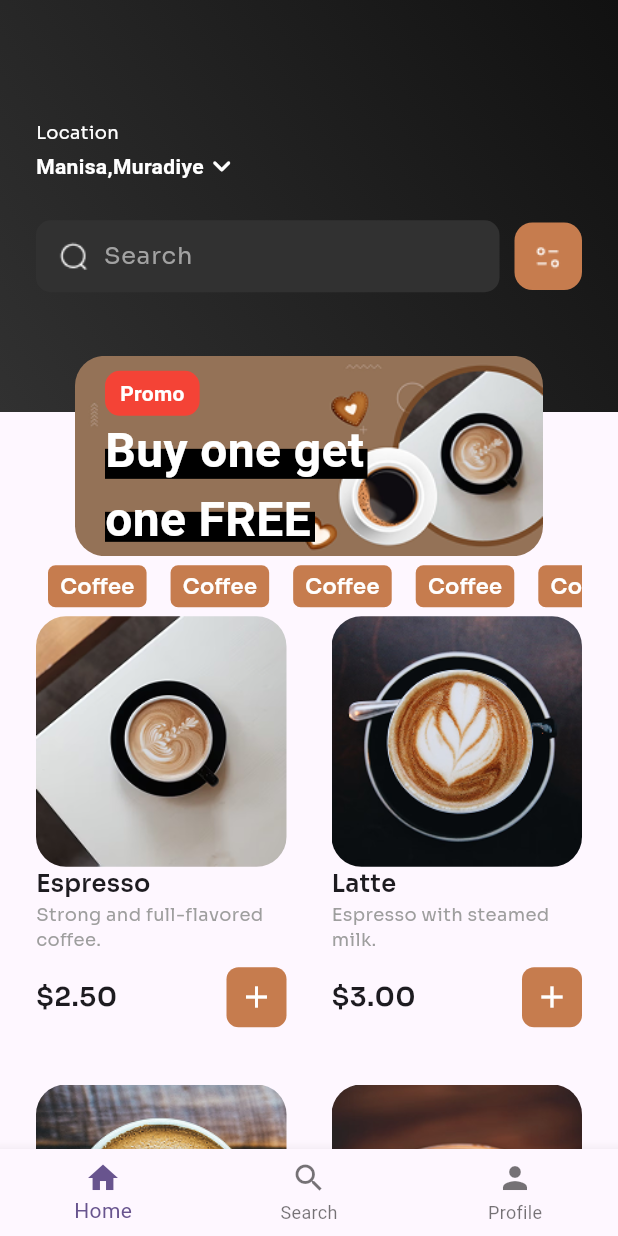
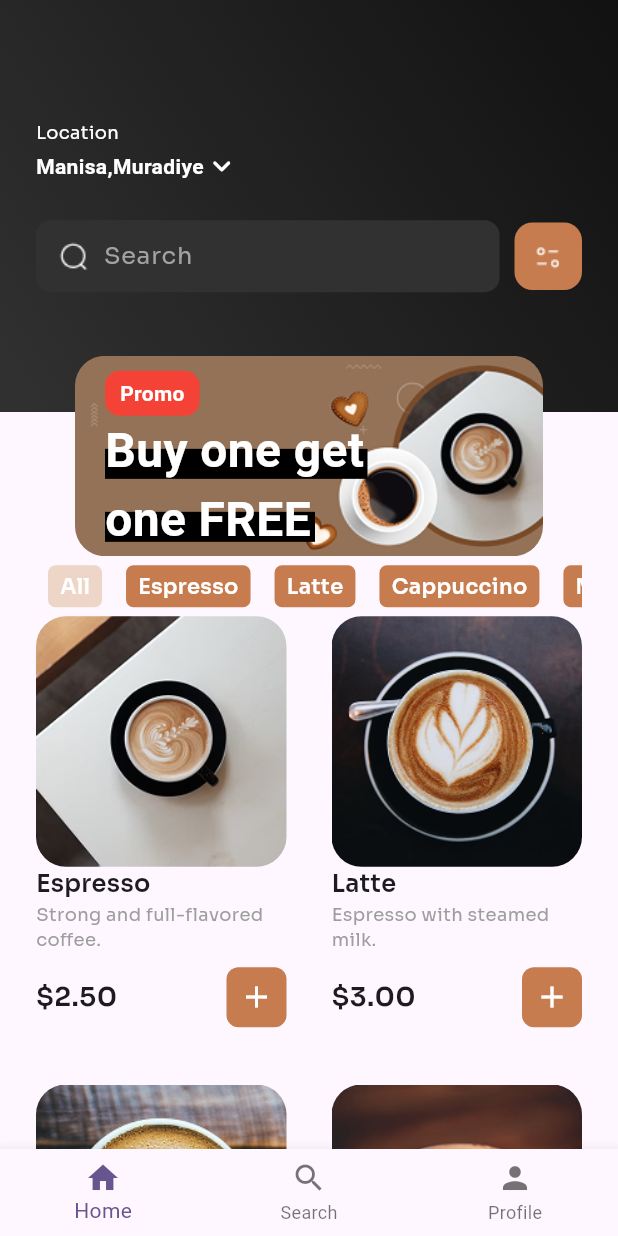
Before and after one commit to npcBerk/coffee_shop, a Flutter app: the screen it shows after launch, on a phone screen of 412 x 824 dp. Run offline on Flutter 3.47's test engine with Material 3 defaults, Android fonts, the phone set to English and light mode, and no system bars; our stand-ins replace flutter_riverpod, freezed_annotation, google_fonts, hexcolor.

Commit message:
Closes #4

```diff
--- /dev/null
+++ b/lib/data/providers/category_provider.dart
@@ -0,0 +1,15 @@
+import 'package:flutter/material.dart';
+import 'package:flutter_riverpod/flutter_riverpod.dart';
+
+class CategoryProvider with ChangeNotifier {//Burası material.dart'tan geliyor
+  String _selectedCategory = "All";
+
+  String get selectedCategory => _selectedCategory;
+
+  void selectCategory(String category) {
+    _selectedCategory = category;
+    notifyListeners();
+  }
+}
+//burası flutter_riverpod.dart'tan geliyor
+final categoryProvider = ChangeNotifierProvider<CategoryProvider>((ref) => CategoryProvider());
--- a/lib/data/seeds/test_seed.dart
+++ b/lib/data/seeds/test_seed.dart
@@ -15,7 +15,7 @@ class TestSeed {
         id: 2,
         title: 'Latte',
         description: 'Espresso with steamed milk.',
-        category: 'Espresso',
+        category: 'Latte',
         price: 3.0,
         imageUrl: 'lib/core/assets/images/img_coffee_2.png',
       ),
@@ -23,7 +23,7 @@ class TestSeed {
         id: 3,
         title: 'Cappuccino',
         description: 'Espresso with milk foam.',
-        category: 'Espresso',
+        category: 'Cappuccino',
         price: 3.5,
         imageUrl: 'lib/core/assets/images/img_coffee_3.png',
       ),
@@ -31,7 +31,7 @@ class TestSeed {
         id: 4,
         title: 'Americano',
         description: 'Espresso with hot water.',
-        category: 'Espresso',
+        category: 'Mocha',
         price: 2.0,
         imageUrl: 'lib/core/assets/images/img_coffee_4.png',
       ),
--- a/lib/main.dart
+++ b/lib/main.dart
@@ -2,9 +2,10 @@ import 'package:coffee_shop/presentation/screens/home_screen.dart';
 //import 'package:coffee_shop/presentation/screens/splash_screen.dart';
 //import 'package:coffee_shop/presentation/screens/testing_screen.dart';
 import 'package:flutter/material.dart';
+import 'package:flutter_riverpod/flutter_riverpod.dart';
 
 void main() {
-  runApp(const MyApp());
+  runApp(ProviderScope(child: MyApp()));
 }
 
 class MyApp extends StatelessWidget {
--- a/lib/presentation/screens/home_screen.dart
+++ b/lib/presentation/screens/home_screen.dart
@@ -1,8 +1,10 @@
 import 'package:coffee_shop/core/constants/colors.dart';
+import 'package:coffee_shop/data/providers/category_provider.dart';
 import 'package:coffee_shop/data/seeds/test_seed.dart';
 import 'package:coffee_shop/presentation/widgets/coffee_item.dart';
 import 'package:coffee_shop/presentation/widgets/home_top.dart';
 import 'package:flutter/material.dart';
+import 'package:flutter_riverpod/flutter_riverpod.dart';
 import 'package:google_fonts/google_fonts.dart';
 
 class HomeScreen extends StatelessWidget {
@@ -52,8 +54,19 @@ class HomeScreen extends StatelessWidget {
                       child: CategoryList(),
                     ),
                     Expanded(
-                      child: LayoutBuilder(
-                        builder: (context, constraints) {
+                      child: Consumer(
+                        builder: (context, ref, child) {
+                          final selectedCategory =
+                              ref.watch(categoryProvider).selectedCategory;
+                          final filteredCoffees =
+                              coffees
+                                  .where(
+                                    (element) =>
+                                        element.category == selectedCategory ||
+                                        selectedCategory == "All",
+                                  )
+                                  .toList();
+
                           return GridView.builder(
                             shrinkWrap: true,
                             gridDelegate:
@@ -63,22 +76,23 @@ class HomeScreen extends StatelessWidget {
                                   mainAxisSpacing: 20,
                                   childAspectRatio: 4 / 7,
                                 ),
-                            itemCount:
-                                coffees
+                            itemCount: filteredCoffees.length,
+                               /*  coffees
                                     .where(
                                       (element) =>
                                           element.category == "Espresso",
                                     )
-                                    .length,
+                                    .length, */
                             itemBuilder: (context, index) {
                               return CoffeeItem(
-                                coffee:
+                                coffee: filteredCoffees[index],
+                               /*  coffee:
                                     coffees
                                         .where(
                                           (element) =>
                                               element.category == "Espresso",
                                         )
-                                        .toList()[index],
+                                        .toList()[index], */
                               ); //TODO: Burada içeriye coffees verilebilir. Performans açısından düşünülebilir.
                             },
                           );
@@ -103,20 +117,21 @@ class HomeScreen extends StatelessWidget {
   }
 }
 
-/*
-class CategoryList extends StatelessWidget {
-  final String selectedCategory;
-  final Function(String) onCategorySelected;
-
-  const CategoryList({
-    super.key,
-    required this.selectedCategory,
-    required this.onCategorySelected,
-  });
+class CategoryList extends ConsumerWidget {
+  const CategoryList({super.key});
 
   @override
-  Widget build(BuildContext context) {
-    final categories = ["All", "Espresso", "Latte", "Cappuccino", "Mocha"];
+  Widget build(BuildContext context, WidgetRef ref) {
+    final categories = [
+      "All",
+      "Espresso",
+      "Latte",
+      "Cappuccino",
+      "Mocha",
+      "Specialty",
+      "Traditional",
+    ];
+    final selectedCategory = ref.watch(categoryProvider).selectedCategory;
 
     return ListView.builder(
       scrollDirection: Axis.horizontal,
@@ -126,7 +141,7 @@ class CategoryList extends StatelessWidget {
         final isSelected = category == selectedCategory;
 
         return GestureDetector(
-          onTap: () => onCategorySelected(category),
+          onTap: () => ref.read(categoryProvider).selectCategory(category),
           child: Padding(
             padding: const EdgeInsets.symmetric(horizontal: 8.0),
             child: Center(
@@ -157,9 +172,8 @@ class CategoryList extends StatelessWidget {
     );
   }
 }
-*/
 
-class CategoryList extends StatelessWidget {
+/* class CategoryList extends StatelessWidget {
   const CategoryList({super.key});
 
   @override
@@ -196,4 +210,4 @@ class CategoryList extends StatelessWidget {
       },
     );
   }
-}
+} */
--- a/pubspec.yaml
+++ b/pubspec.yaml
@@ -35,6 +35,8 @@ dependencies:
   hexcolor: ^3.0.1
   freezed_annotation: ^2.4.4
   json_annotation: ^4.9.0
+  flutter_riverpod: ^2.6.1
+  riverpod_annotation: ^2.6.1
 dev_dependencies:
   flutter_test:
     sdk: flutter
@@ -42,6 +44,9 @@ dev_dependencies:
   build_runner: ^2.4.15
   freezed: ^2.5.8
   json_serializable: ^6.9.4
+  riverpod_generator: ^2.6.4
+  custom_lint: ^0.7.3
+  riverpod_lint: ^2.6.4
 
 # For information on the generic Dart part of this file, see the
 # following page: https://dart.dev/tools/pub/pubspec
```
Also changed, not shown: pubspec.lock.
